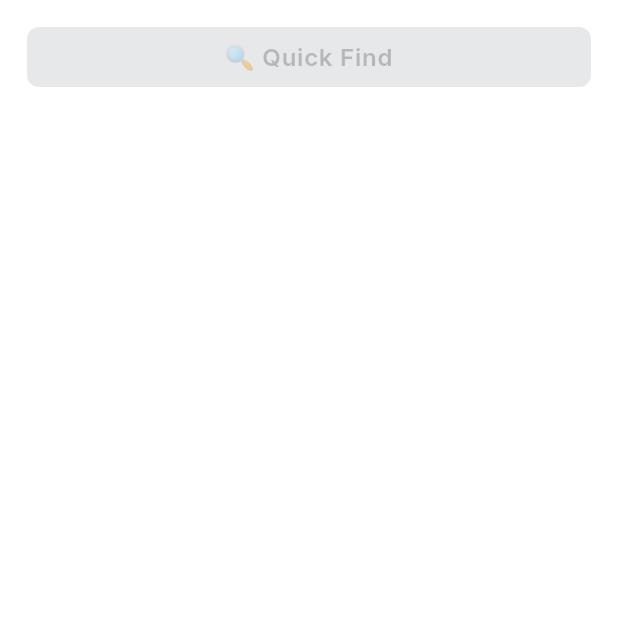
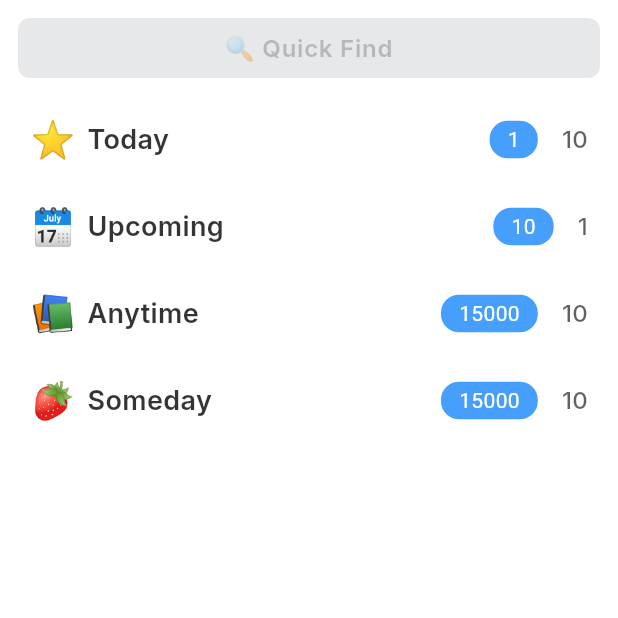
Before and after one commit to vaibhavchoursiya/thing_easy, a Flutter app: the screen it shows after launch, on a phone screen of 412 x 824 dp, the top half of it. Run offline on Flutter 3.47's test engine with Material 3 defaults, Android fonts, the light colour scheme and no system bars; our stand-ins replace cloud_firestore, firebase_auth, firebase_core, go_router, google_fonts; accounts and stored records are empty; generated files the repository leaves out were written again.

Commit message:
head label widget is created

```diff
--- a/lib/screens/home_screen.dart
+++ b/lib/screens/home_screen.dart
@@ -1,5 +1,6 @@
 import 'package:flutter/material.dart';
 import 'package:thing_easy/utilites/app_theme.dart';
+import 'package:thing_easy/widgets/head_label_column_widget.dart';
 import 'package:thing_easy/widgets/quick_find_field.dart';
 
 class HomeScreen extends StatelessWidget {
@@ -9,7 +10,9 @@ class HomeScreen extends StatelessWidget {
   Widget build(BuildContext context) {
     return Scaffold(
       backgroundColor: AppTheme.light,
-      body: SafeArea(child: Column(children: [QuickFindField()])),
+      body: SafeArea(
+        child: Column(children: [QuickFindField(), HeadLabelColumnWidget()]),
+      ),
     );
   }
 }
--- a/lib/utilites/app_theme.dart
+++ b/lib/utilites/app_theme.dart
@@ -14,8 +14,8 @@ class AppTheme {
     fontWeight: FontWeight.w600,
   );
   static final subHeadingStyle = GoogleFonts.inter(
-    color: AppTheme.dark,
-    fontSize: 20.0,
+    color: AppTheme.dark.withValues(alpha: 0.9),
+    fontSize: 18.0,
     fontWeight: FontWeight.w600,
   );
   static final titleStyle = GoogleFonts.inter(
--- /dev/null
+++ b/lib/widgets/head_label_column_widget.dart
@@ -0,0 +1,38 @@
+import 'package:flutter/material.dart';
+import 'package:thing_easy/widgets/head_label_widget.dart' show HeadLabelWidget;
+
+class HeadLabelColumnWidget extends StatelessWidget {
+  const HeadLabelColumnWidget({super.key});
+
+  @override
+  Widget build(BuildContext context) {
+    return Column(
+      children: [
+        HeadLabelWidget(
+          emoji: "⭐",
+          titleText: "Today",
+          pendingTasks: 1,
+          numOfTask: 10,
+        ),
+        HeadLabelWidget(
+          emoji: "🗓️",
+          titleText: "Upcoming",
+          pendingTasks: 10,
+          numOfTask: 1,
+        ),
+        HeadLabelWidget(
+          emoji: "📚",
+          titleText: "Anytime",
+          pendingTasks: 15000,
+          numOfTask: 10,
+        ),
+        HeadLabelWidget(
+          emoji: "🍓",
+          titleText: "Someday",
+          pendingTasks: 15000,
+          numOfTask: 10,
+        ),
+      ],
+    );
+  }
+}
--- /dev/null
+++ b/lib/widgets/head_label_widget.dart
@@ -0,0 +1,54 @@
+import 'package:flutter/material.dart';
+import 'package:google_fonts/google_fonts.dart';
+import 'package:thing_easy/utilites/app_theme.dart';
+
+class HeadLabelWidget extends StatelessWidget {
+  final String emoji;
+  final String titleText;
+  final int pendingTasks;
+  final int numOfTask;
+  const HeadLabelWidget({
+    super.key,
+    required this.titleText,
+    required this.pendingTasks,
+    required this.numOfTask,
+    required this.emoji,
+  });
+
+  @override
+  Widget build(BuildContext context) {
+    return Padding(
+      padding: const EdgeInsets.symmetric(horizontal: 20.0, vertical: 12.0),
+      child: Row(
+        mainAxisAlignment: MainAxisAlignment.spaceBetween,
+        children: [
+          Text(emoji, style: TextStyle(fontSize: 24)),
+          const SizedBox(width: 8.0),
+          Text(titleText, style: AppTheme.subHeadingStyle),
+          Spacer(),
+          Container(
+            padding: const EdgeInsets.symmetric(
+              horizontal: 12.0,
+              vertical: 2.5,
+            ),
+            alignment: Alignment.center,
+            decoration: BoxDecoration(
+              borderRadius: BorderRadius.circular(12),
+              color: AppTheme.accentColor,
+            ),
+            child: Text(
+              pendingTasks.toString(),
+              style: GoogleFonts.aDLaMDisplay(
+                color: AppTheme.light,
+                fontSize: 14.0,
+              ),
+            ),
+          ),
+          const SizedBox(width: 16.0),
+
+          Text(numOfTask.toString(), style: AppTheme.titleStyle),
+        ],
+      ),
+    );
+  }
+}
--- a/lib/widgets/quick_find_field.dart
+++ b/lib/widgets/quick_find_field.dart
@@ -8,7 +8,7 @@ class QuickFindField extends StatelessWidget {
   @override
   Widget build(BuildContext context) {
     return Padding(
-      padding: const EdgeInsets.all(18.0),
+      padding: const EdgeInsets.all(12.0),
       child: Column(
         children: [
           TextField(
```
